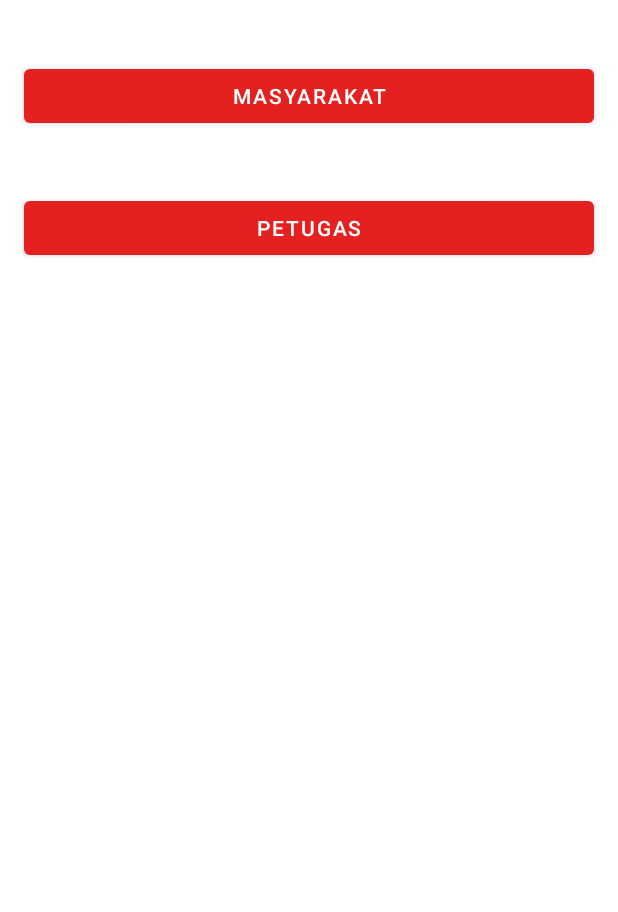
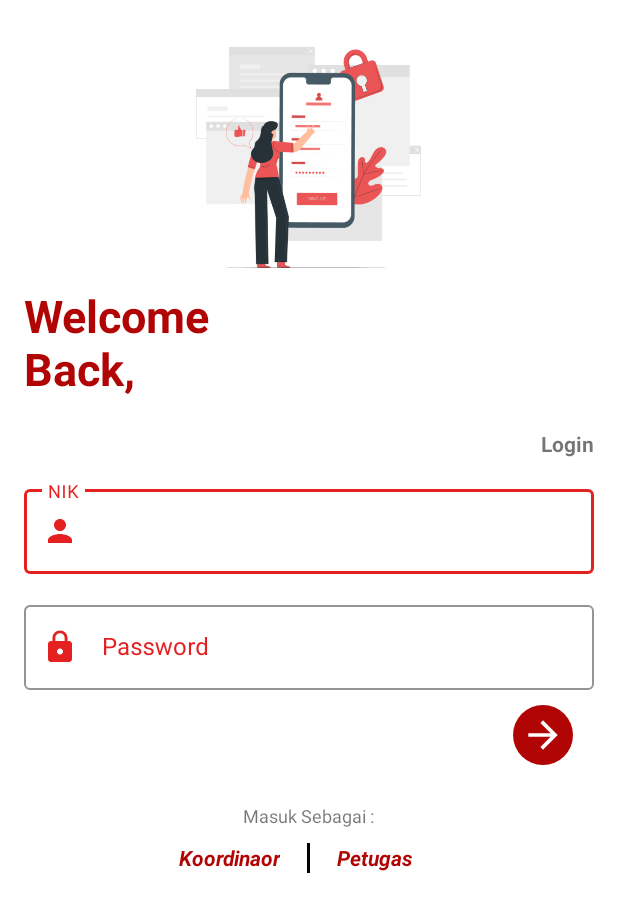
Before and after one commit to azwarbahar/MTRTamalate, an Android app: the screen it shows after launch (LoginActivity), on a phone screen of 412 x 824 dp. Shown: the top 912 px of the screen. Run offline under Robolectric (Android 15) with nearby library versions, the phone set to English and light mode, and no system bars.

Commit message:
Biasalah6

```diff
--- a/app/src/main/java/com/skripsi/mtrtamalate/LoginActivity.java
+++ b/app/src/main/java/com/skripsi/mtrtamalate/LoginActivity.java
@@ -17,21 +17,21 @@ public class LoginActivity extends AppCompatActivity {
         super.onCreate(savedInstanceState);
         setContentView(R.layout.activity_login);
 
-        Button btn_masyarakat = findViewById(R.id.btn_masyarakat);
-        Button btn_petugas = findViewById(R.id.btn_petugas);
-
-        btn_masyarakat.setOnClickListener(new View.OnClickListener() {
-            @Override
-            public void onClick(View view) {
-                startActivity(new Intent(LoginActivity.this, MasyarakatActivity.class));
-            }
-        });
-
-        btn_petugas.setOnClickListener(new View.OnClickListener() {
-            @Override
-            public void onClick(View view) {
-                startActivity(new Intent(LoginActivity.this, PetugasActivity.class));
-            }
-        });
+//        Button btn_masyarakat = findViewById(R.id.btn_masyarakat);
+//        Button btn_petugas = findViewById(R.id.btn_petugas);
+//
+//        btn_masyarakat.setOnClickListener(new View.OnClickListener() {
+//            @Override
+//            public void onClick(View view) {
+//                startActivity(new Intent(LoginActivity.this, MasyarakatActivity.class));
+//            }
+//        });
+//
+//        btn_petugas.setOnClickListener(new View.OnClickListener() {
+//            @Override
+//            public void onClick(View view) {
+//                startActivity(new Intent(LoginActivity.this, PetugasActivity.class));
+//            }
+//        });
     }
 }
--- a/app/src/main/java/com/skripsi/mtrtamalate/adapter/BeritaAdapter.java
+++ b/app/src/main/java/com/skripsi/mtrtamalate/adapter/BeritaAdapter.java
@@ -40,11 +40,11 @@ public class BeritaAdapter extends RecyclerView.Adapter<BeritaAdapter.MyHolderVi
     public void onBindViewHolder(@NonNull BeritaAdapter.MyHolderView holder, int position) {
 
         holder.tv_judul.setText(beritas.get(position).getJudulBerita());
-        holder.tv_penulis.setText("Oleh : "+beritas.get(position).getJudulBerita());
+        holder.tv_penulis.setText("Oleh : " + beritas.get(position).getJudulBerita());
         holder.tv_deskripsi.setText(beritas.get(position).getIsiBerita());
         holder.tv_tanggal.setText(beritas.get(position).getCreatedAt());
         Glide.with(context)
-                .load(Constanta.URL_IMG_BERITA+beritas.get(position).getFotoBerita())
+                .load(Constanta.URL_IMG_BERITA + beritas.get(position).getFotoBerita())
                 .placeholder(R.drawable.loading_animation)
                 .error(R.drawable.ic_broken_image)
                 .into(holder.img_foto);
@@ -73,7 +73,6 @@ public class BeritaAdapter extends RecyclerView.Adapter<BeritaAdapter.MyHolderVi
             tv_deskripsi = itemView.findViewById(R.id.tv_deskripsi);
             tv_tanggal = itemView.findViewById(R.id.tv_tanggal);
 
-
         }
     }
 }
--- a/app/src/main/java/com/skripsi/mtrtamalate/ui/masyarakat/bacaan/BeritaFragment.java
+++ b/app/src/main/java/com/skripsi/mtrtamalate/ui/masyarakat/bacaan/BeritaFragment.java
@@ -13,12 +13,23 @@ import androidx.recyclerview.widget.RecyclerView;
 
 import com.skripsi.mtrtamalate.R;
 import com.skripsi.mtrtamalate.adapter.BeritaAdapter;
+import com.skripsi.mtrtamalate.models.berita.Berita;
+import com.skripsi.mtrtamalate.models.berita.ResponseBerita;
+import com.skripsi.mtrtamalate.network.ApiClient;
+import com.skripsi.mtrtamalate.network.ApiInterface;
+
+import java.util.ArrayList;
+
+import retrofit2.Call;
+import retrofit2.Callback;
+import retrofit2.Response;
 
 public class BeritaFragment extends Fragment {
 
     View view;
     private RecyclerView rv_bacaan;
     private BeritaAdapter beritaAdapter;
+    private ArrayList<Berita> beritas;
 
     @Nullable
     @Override
@@ -30,7 +41,30 @@ public class BeritaFragment extends Fragment {
 //        rv_bacaan.setLayoutManager(new LinearLayoutManager(getActivity()));
 //        beritaAdapter = new BeritaAdapter(getActivity());
 //        rv_bacaan.setAdapter(beritaAdapter);
-
+        loadBerita();
         return  view;
     }
+
+    private void loadBerita() {
+
+        ApiInterface apiInterface = ApiClient.getClient().create(ApiInterface.class);
+        Call<ResponseBerita> responseBeritaCall = apiInterface.getBerita();
+        responseBeritaCall.enqueue(new Callback<ResponseBerita>() {
+            @Override
+            public void onResponse(Call<ResponseBerita> call, Response<ResponseBerita> response) {
+
+                beritas = (ArrayList<Berita>) response.body().getBerita();
+
+                rv_bacaan.setLayoutManager(new LinearLayoutManager(getActivity()));
+                beritaAdapter = new BeritaAdapter(getActivity(), beritas);
+                rv_bacaan.setAdapter(beritaAdapter);
+            }
+
+            @Override
+            public void onFailure(Call<ResponseBerita> call, Throwable t) {
+
+            }
+        });
+
+    }
 }
--- /dev/null
+++ b/app/src/main/res/drawable/bg_bulat_primary.xml
@@ -0,0 +1,6 @@
+<?xml version="1.0" encoding="utf-8"?>
+<shape android:shape="oval" xmlns:android="http://schemas.android.com/apk/res/android">
+
+    <solid android:color="@color/colorPrimaryDark"/>
+
+</shape>
--- /dev/null
+++ b/app/src/main/res/drawable/ic_baseline_arrow_forward_24.xml
@@ -0,0 +1,11 @@
+<vector xmlns:android="http://schemas.android.com/apk/res/android"
+    android:width="24dp"
+    android:height="24dp"
+    android:viewportWidth="24"
+    android:viewportHeight="24"
+    android:tint="?attr/colorControlNormal"
+    android:autoMirrored="true">
+  <path
+      android:fillColor="@android:color/white"
+      android:pathData="M12,4l-1.41,1.41L16.17,11H4v2h12.17l-5.58,5.59L12,20l8,-8z"/>
+</vector>
--- /dev/null
+++ b/app/src/main/res/drawable/ic_baseline_lock_24.xml
@@ -0,0 +1,10 @@
+<vector xmlns:android="http://schemas.android.com/apk/res/android"
+    android:width="24dp"
+    android:height="24dp"
+    android:viewportWidth="24"
+    android:viewportHeight="24"
+    android:tint="?attr/colorControlNormal">
+  <path
+      android:fillColor="@android:color/white"
+      android:pathData="M18,8h-1L17,6c0,-2.76 -2.24,-5 -5,-5S7,3.24 7,6v2L6,8c-1.1,0 -2,0.9 -2,2v10c0,1.1 0.9,2 2,2h12c1.1,0 2,-0.9 2,-2L20,10c0,-1.1 -0.9,-2 -2,-2zM12,17c-1.1,0 -2,-0.9 -2,-2s0.9,-2 2,-2 2,0.9 2,2 -0.9,2 -2,2zM15.1,8L8.9,8L8.9,6c0,-1.71 1.39,-3.1 3.1,-3.1 1.71,0 3.1,1.39 3.1,3.1v2z"/>
+</vector>
--- /dev/null
+++ b/app/src/main/res/drawable/ic_baseline_person_24.xml
@@ -0,0 +1,10 @@
+<vector xmlns:android="http://schemas.android.com/apk/res/android"
+    android:width="24dp"
+    android:height="24dp"
+    android:viewportWidth="24"
+    android:viewportHeight="24"
+    android:tint="?attr/colorControlNormal">
+  <path
+      android:fillColor="@android:color/white"
+      android:pathData="M12,12c2.21,0 4,-1.79 4,-4s-1.79,-4 -4,-4 -4,1.79 -4,4 1.79,4 4,4zM12,14c-2.67,0 -8,1.34 -8,4v2h16v-2c0,-2.66 -5.33,-4 -8,-4z"/>
+</vector>
--- a/app/src/main/res/layout/activity_login.xml
+++ b/app/src/main/res/layout/activity_login.xml
@@ -6,21 +6,139 @@
     android:layout_height="match_parent"
     tools:context=".LoginActivity">
 
-    <Button
-        android:id="@+id/btn_masyarakat"
-        android:text="Masyarakat"
-        android:layout_marginTop="@dimen/dimen_40dp"
+    <ImageView
+        android:id="@+id/img1"
+        android:layout_width="150dp"
+        android:layout_height="150dp"
+        android:layout_centerHorizontal="true"
+        android:layout_marginTop="30dp"
+        android:src="@drawable/asset_login" />
+
+    <TextView
+        android:id="@+id/tv1"
+        android:layout_width="wrap_content"
+        android:layout_height="wrap_content"
+        android:layout_below="@id/img1"
         android:layout_marginHorizontal="16dp"
+        android:layout_marginTop="10dp"
+        android:text="Welcome \nBack,"
+        android:textColor="@color/colorPrimaryDark"
+        android:textSize="30dp"
+        android:textStyle="bold" />
+
+
+    <TextView
+        android:id="@+id/tv2"
+        android:layout_width="wrap_content"
+        android:layout_height="wrap_content"
+        android:layout_below="@id/tv1"
+        android:layout_alignParentRight="true"
+        android:layout_marginHorizontal="16dp"
+        android:layout_marginTop="@dimen/dimen_20dp"
+        android:text="Login"
+        android:textStyle="bold" />
+
+    <com.google.android.material.textfield.TextInputLayout
+        android:id="@+id/til_nik"
+        style="@style/Widget.MaterialComponents.TextInputLayout.OutlinedBox"
         android:layout_width="match_parent"
-        android:layout_height="wrap_content"/>
+        android:layout_height="wrap_content"
+        android:layout_below="@id/tv2"
+        android:layout_marginHorizontal="16dp"
+        android:layout_marginTop="15dp"
+        android:textColorHint="@color/colorPrimary"
+        app:boxStrokeColor="@color/colorPrimary"
+        app:hintTextColor="@color/colorPrimary"
+        app:startIconDrawable="@drawable/ic_baseline_person_24"
+        app:startIconTint="@color/colorPrimary">
 
-    <Button
-        android:id="@+id/btn_petugas"
-        android:layout_below="@id/btn_masyarakat"
+        <com.google.android.material.textfield.TextInputEditText
+            android:id="@+id/tie_nik"
+            android:layout_width="match_parent"
+            android:layout_height="wrap_content"
+            android:hint="NIK"
+            android:inputType="text"
+            android:textColor="@color/colorPrimary"
+            android:textColorHint="@color/colorPrimary" />
+    </com.google.android.material.textfield.TextInputLayout>
+
+    <com.google.android.material.textfield.TextInputLayout
+        android:id="@+id/til_password"
+        style="@style/Widget.MaterialComponents.TextInputLayout.OutlinedBox"
+        android:layout_width="match_parent"
+        android:layout_height="wrap_content"
+        android:layout_below="@id/til_nik"
+        android:layout_marginHorizontal="16dp"
+        android:layout_marginTop="15dp"
+        android:textColorHint="@color/colorPrimary"
+        app:boxStrokeColor="@color/colorPrimary"
+        app:hintTextColor="@color/colorPrimary"
+        app:startIconDrawable="@drawable/ic_baseline_lock_24"
+        app:startIconTint="@color/colorPrimary">
+
+        <com.google.android.material.textfield.TextInputEditText
+            android:id="@+id/tie_password"
+            android:layout_width="match_parent"
+            android:layout_height="wrap_content"
+            android:hint="Password"
+            android:inputType="textPassword"
+            android:textColor="@color/colorPrimary"
+            android:textColorHint="@color/colorPrimary" />
+    </com.google.android.material.textfield.TextInputLayout>
+
+    <ImageView
+        android:id="@+id/img_login"
+        android:layout_width="@dimen/dimen_40dp"
+        android:layout_height="@dimen/dimen_40dp"
+        android:layout_below="@id/til_password"
+        android:layout_alignParentRight="true"
+        android:layout_marginTop="10dp"
+        android:layout_marginRight="30dp"
+        android:background="@drawable/bg_bulat_primary"
+        android:padding="5dp"
+        android:src="@drawable/ic_baseline_arrow_forward_24"
+        app:tint="@color/white" />
+
+    <TextView
+        android:id="@+id/tv3"
+        android:layout_width="wrap_content"
+        android:layout_height="wrap_content"
+        android:layout_below="@id/img_login"
+        android:layout_centerHorizontal="true"
+        android:layout_marginTop="25dp"
+        android:text="Masuk Sebagai :"
+        android:textSize="12sp" />
+
+    <View
+        android:id="@+id/view1"
+        android:layout_width="2dp"
+        android:layout_height="20dp"
+        android:layout_below="@id/tv3"
+        android:layout_centerHorizontal="true"
+        android:layout_marginHorizontal="18dp"
+        android:layout_marginTop="10dp"
+        android:background="@color/black" />
+
+    <TextView
+        android:layout_width="wrap_content"
+        android:layout_height="wrap_content"
+        android:layout_alignTop="@id/view1"
+        android:layout_alignBottom="@id/view1"
+        android:layout_toRightOf="@id/view1"
+        android:gravity="center_vertical"
         android:text="Petugas"
-        android:layout_marginTop="@dimen/dimen_40dp"
-        android:layout_marginHorizontal="16dp"
-        android:layout_width="match_parent"
-        android:layout_height="wrap_content"/>
+        android:textColor="@color/colorPrimaryDark"
+        android:textStyle="bold|italic" />
+
+    <TextView
+        android:layout_width="wrap_content"
+        android:layout_height="wrap_content"
+        android:layout_alignTop="@id/view1"
+        android:layout_alignBottom="@id/view1"
+        android:layout_toLeftOf="@id/view1"
+        android:gravity="center_vertical"
+        android:text="Koordinaor"
+        android:textColor="@color/colorPrimaryDark"
+        android:textStyle="bold|italic" />
 
 </RelativeLayout>
```
Also changed, not shown: app/src/main/res/drawable/asset_login.png (added).
